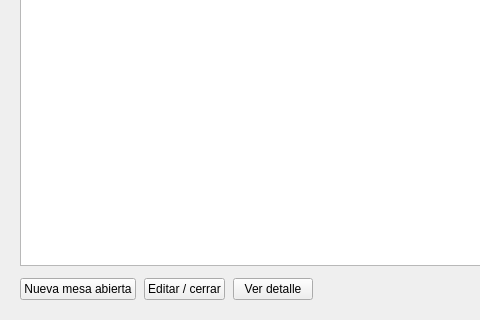
Old version of the form vista/consumo/consumo.ui in the repository segovia-gabriel/ProyectoFinal-PracticasII; both pictures show x 0 to 480 and y 180 to 500 of the 780 by 500 pixel window.
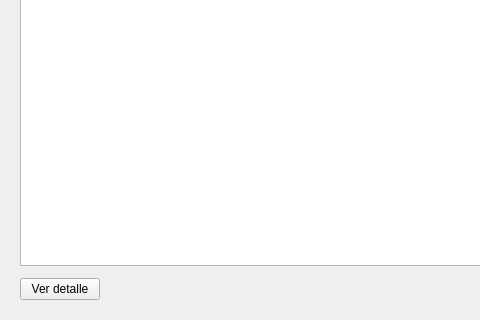
New version of the form.

Diff of the .ui file:
```diff
--- a/vista/consumo/consumo.ui
+++ b/vista/consumo/consumo.ui
@@ -149,20 +149,6 @@
       <property name="spacing">
        <number>8</number>
       </property>
-      <item>
-       <widget class="QPushButton" name="pushButton_nuevo">
-        <property name="text">
-         <string>Nueva mesa abierta</string>
-        </property>
-       </widget>
-      </item>
-      <item>
-       <widget class="QPushButton" name="pushButton_editar">
-        <property name="text">
-         <string>Editar / cerrar</string>
-        </property>
-       </widget>
-      </item>
       <item>
        <widget class="QPushButton" name="pushButton_detalle">
         <property name="text">
```
